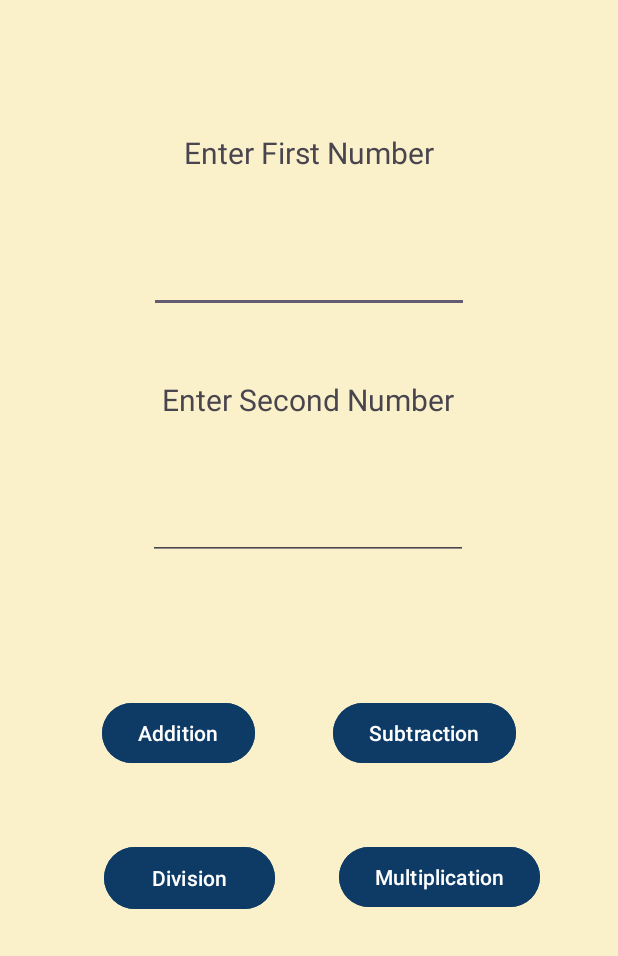
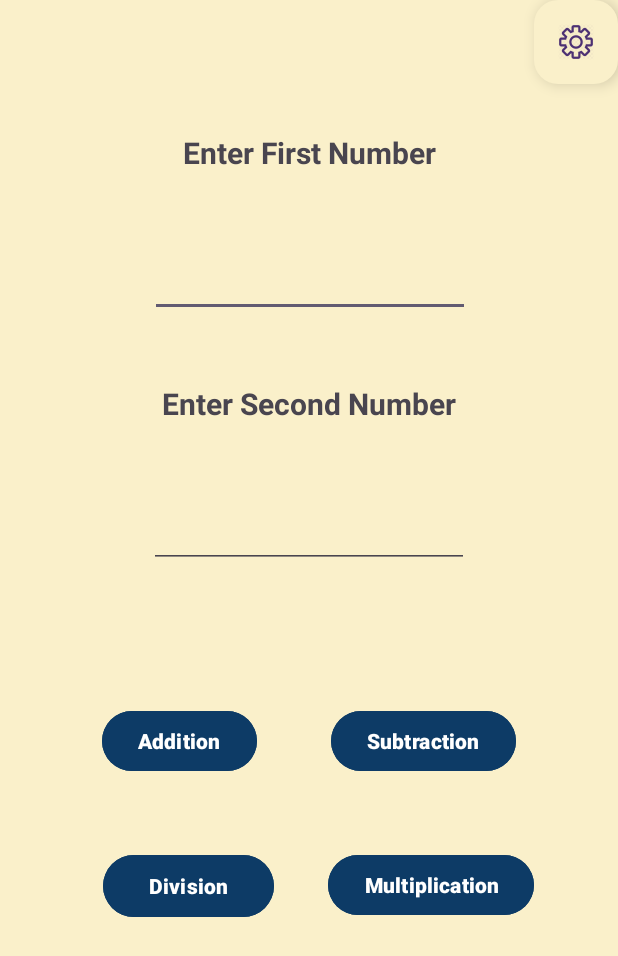
Before and after one commit to abhighosh69/CalcExpert, an Android app: the screen it shows after launch (MainActivity), on a phone screen of 412 x 824 dp. Shown: the top 956 px of the screen. Run offline under Robolectric (Android 15) with nearby library versions, the phone set to English and light mode, and no system bars.

Commit message:
add a settings button

```diff
--- a/app/src/main/res/layout/activity_main.xml
+++ b/app/src/main/res/layout/activity_main.xml
@@ -15,6 +15,7 @@
             android:layout_marginTop="88dp"
             android:text="@string/enter_fnumber"
             android:textSize="20sp"
+            android:textStyle="bold"
             app:layout_constraintEnd_toEndOf="parent"
             app:layout_constraintHorizontal_bias="0.5"
             app:layout_constraintStart_toStartOf="parent"
@@ -27,6 +28,7 @@
             android:layout_marginTop="44dp"
             android:text="@string/enter_snumber"
             android:textSize="20sp"
+            android:textStyle="bold"
             app:layout_constraintEnd_toEndOf="@+id/typeFirstNum"
             app:layout_constraintHorizontal_bias="0.466"
             app:layout_constraintStart_toStartOf="@+id/typeFirstNum"
@@ -39,6 +41,7 @@
             android:layout_marginTop="48dp"
             android:ems="10"
             android:inputType="number"
+            android:minHeight="48dp"
             app:layout_constraintEnd_toEndOf="@+id/enterFirstNum"
             app:layout_constraintStart_toStartOf="@+id/enterFirstNum"
             app:layout_constraintTop_toBottomOf="@+id/enterFirstNum"
@@ -52,6 +55,7 @@
             android:layout_marginTop="48dp"
             android:ems="10"
             android:inputType="number"
+            android:minHeight="48dp"
             app:layout_constraintEnd_toEndOf="@+id/enterSecondNum"
             app:layout_constraintStart_toStartOf="@+id/enterSecondNum"
             app:layout_constraintTop_toBottomOf="@+id/enterSecondNum"
@@ -63,8 +67,9 @@
             android:layout_height="wrap_content"
             android:layout_marginStart="68dp"
             android:layout_marginTop="48dp"
+            android:backgroundTint="@color/button_color"
             android:text="@string/add"
-            android:backgroundTint="@color/button_color"
+            android:textStyle="bold"
             app:layout_constraintEnd_toStartOf="@+id/sub"
             app:layout_constraintHorizontal_bias="0.0"
             app:layout_constraintStart_toStartOf="parent"
@@ -76,8 +81,9 @@
             android:layout_height="wrap_content"
             android:layout_marginTop="48dp"
             android:layout_marginEnd="68dp"
+            android:backgroundTint="@color/button_color"
             android:text="@string/sub"
-            android:backgroundTint="@color/button_color"
+            android:textStyle="bold"
             app:layout_constraintEnd_toEndOf="parent"
             app:layout_constraintTop_toBottomOf="@+id/displayResult" />
 
@@ -87,9 +93,10 @@
             android:layout_width="wrap_content"
             android:layout_height="wrap_content"
             android:layout_marginTop="48dp"
-            android:layout_marginEnd="52dp"
+            android:layout_marginEnd="56dp"
+            android:backgroundTint="@color/button_color"
             android:text="@string/mul"
-            android:backgroundTint="@color/button_color"
+            android:textStyle="bold"
             app:layout_constraintBottom_toBottomOf="parent"
             app:layout_constraintEnd_toEndOf="parent"
             app:layout_constraintTop_toBottomOf="@+id/sub"
@@ -100,11 +107,12 @@
             android:layout_width="114dp"
             android:layout_height="49dp"
             android:layout_marginTop="48dp"
+            android:backgroundTint="@color/button_color"
             android:text="@string/div"
-            android:backgroundTint="@color/button_color"
+            android:textStyle="bold"
             app:layout_constraintBottom_toBottomOf="parent"
             app:layout_constraintEnd_toStartOf="@+id/mul"
-            app:layout_constraintHorizontal_bias="0.618"
+            app:layout_constraintHorizontal_bias="0.653"
             app:layout_constraintStart_toStartOf="parent"
             app:layout_constraintTop_toBottomOf="@+id/add"
             app:layout_constraintVertical_bias="0.0" />
@@ -120,4 +128,20 @@
             app:layout_constraintStart_toStartOf="parent"
             app:layout_constraintTop_toBottomOf="@+id/typeSecondNum" />
 
+        <com.google.android.material.floatingactionbutton.FloatingActionButton
+            android:id="@+id/settingsButton"
+            android:layout_width="wrap_content"
+            android:layout_height="wrap_content"
+            android:clickable="true"
+            android:tint="#FAF0CA"
+            android:visibility="visible"
+            app:backgroundTint="#FAF0CA"
+            app:layout_constraintEnd_toEndOf="parent"
+            app:layout_constraintHorizontal_bias="1.0"
+            app:layout_constraintStart_toStartOf="parent"
+            app:layout_constraintTop_toTopOf="parent"
+            app:srcCompat="@drawable/ic_settings"
+            app:useCompatPadding="false"
+            tools:visibility="visible" />
+
 </androidx.constraintlayout.widget.ConstraintLayout>
```
Also changed, not shown: app/src/main/res/drawable-hdpi/ic_settings.png (added), app/src/main/res/drawable-mdpi/ic_settings.png (added), app/src/main/res/drawable-xhdpi/ic_settings.png (added), app/src/main/res/drawable-xxhdpi/ic_settings.png (added), app/src/main/res/drawable-xxxhdpi/ic_settings.png (added), app/src/main/res/drawable/img/1546507.webp (added), 1 other file.
